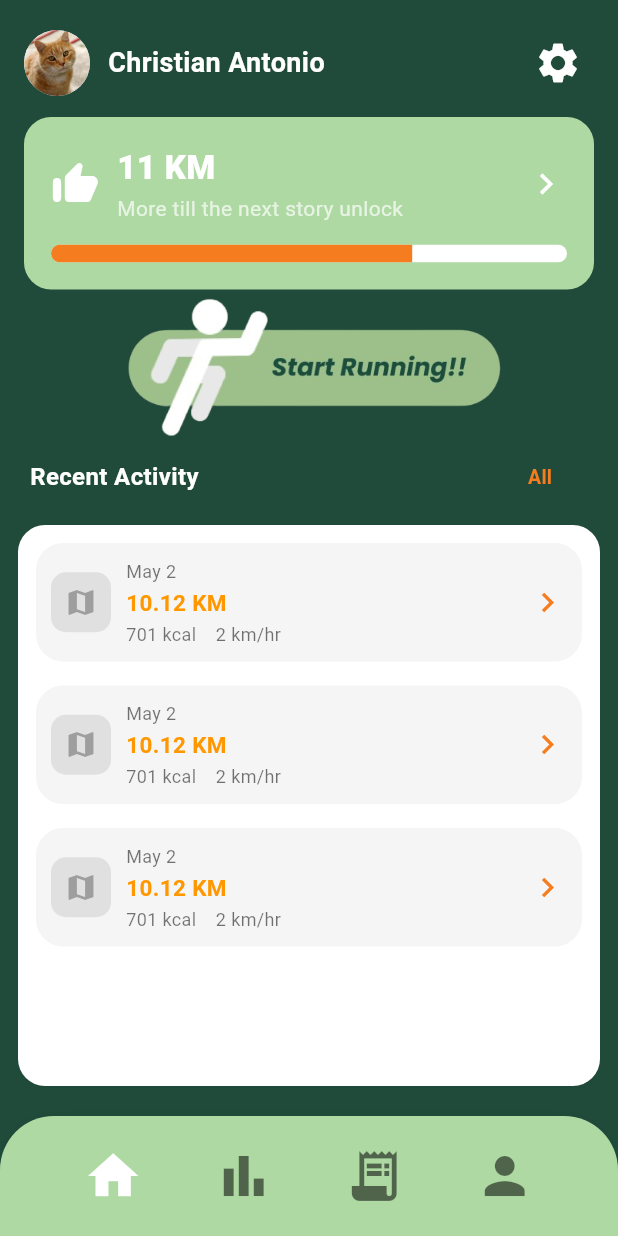
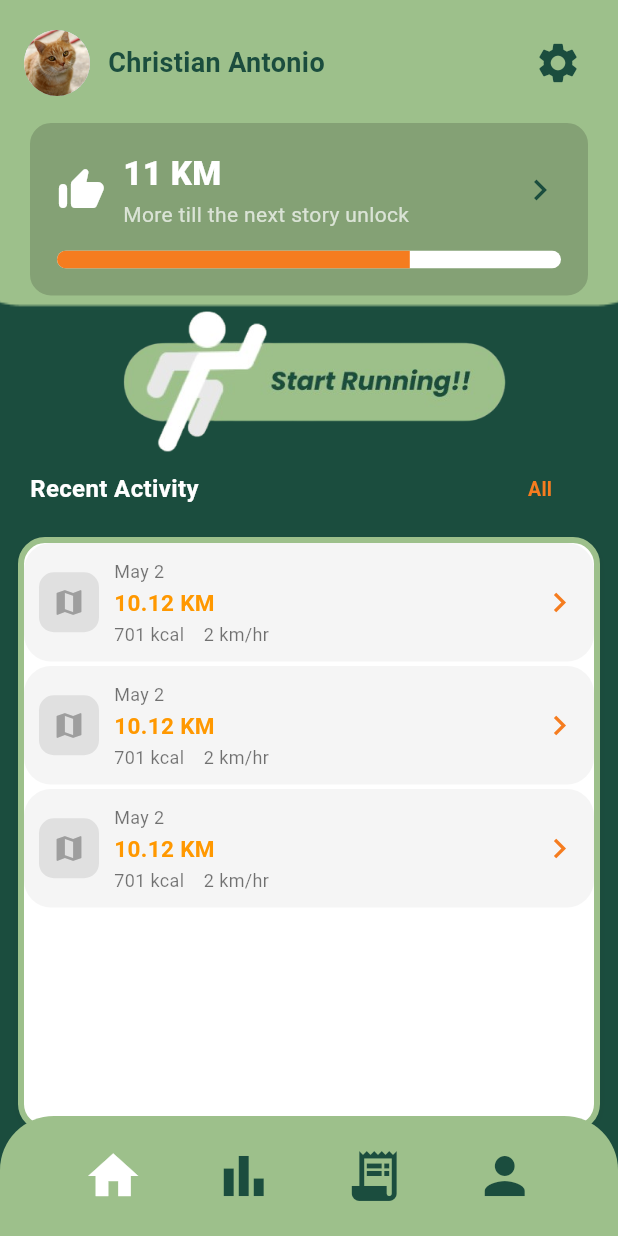
Before and after one commit to PBReantaso/Terrene_Final, a Flutter app: the DashboardScreen screen opened directly, on a phone screen of 412 x 824 dp. Run offline on Flutter 3.47's test engine with Material 3 defaults, Android fonts, the phone set to English and light mode, and no system bars; our stand-ins replace flutter_map, geolocator, latlong2.

Commit message:
Update storyscreens.dart: improved story card layout, unified bar sizes, color tweaks, and spacing adjustments

```diff
--- a/terrene_app/lib/dashboard.dart
+++ b/terrene_app/lib/dashboard.dart
@@ -1,12 +1,21 @@
 import 'package:flutter/material.dart';
 import 'running.dart';
 import 'profile.dart';
+import 'package:flutter/services.dart';
+import 'storyscreens.dart';
 
 class DashboardScreen extends StatelessWidget {
   const DashboardScreen({super.key});
 
   @override
   Widget build(BuildContext context) {
+    SystemChrome.setSystemUIOverlayStyle(SystemUiOverlayStyle(
+      statusBarColor: Colors.transparent,
+      systemNavigationBarColor: Colors.transparent,
+      statusBarIconBrightness: Brightness.light,
+      systemNavigationBarIconBrightness: Brightness.light,
+    ));
+
     final darkGreen = const Color(0xFF204B3A);
     final lightGreen = const Color(0xFFAED9A3);
     final orange = const Color(0xFFF57C1F);
@@ -14,11 +23,20 @@ class DashboardScreen extends StatelessWidget {
     final size = MediaQuery.of(context).size;
 
     return Scaffold(
-      backgroundColor: darkGreen,
-      body: SafeArea(
+      body: Stack(
+        children: [
+          Positioned.fill(
+            child: Image.asset(
+              'lib/assets/BG.png',
+              fit: BoxFit.cover,
+            ),
+          ),
+          SafeArea(
             child: SizedBox(
               height: size.height - MediaQuery.of(context).padding.top - MediaQuery.of(context).padding.bottom,
-          child: Column(
+              child: Stack(
+                children: [
+                  Column(
                     crossAxisAlignment: CrossAxisAlignment.stretch,
                     children: [
                       // Profile Row
@@ -38,14 +56,14 @@ class DashboardScreen extends StatelessWidget {
                               style: const TextStyle(
                                 fontSize: 18,
                                 fontWeight: FontWeight.w600,
-                        color: Color.fromARGB(255, 255, 255, 255),
+                                color: Color(0xFF1B4D3E),
                               ),
                               overflow: TextOverflow.ellipsis,
                             ),
                             const Spacer(),
                             // Settings icon
                             IconButton(
-                      icon: const Icon(Icons.settings, color: Color.fromARGB(255, 255, 255, 255), size: 32),
+                              icon: const Icon(Icons.settings, color: Color(0xFF1B4D3E), size: 32),
                               onPressed: () {}, // TODO: Add settings navigation
                             ),
                           ],
@@ -56,8 +74,9 @@ class DashboardScreen extends StatelessWidget {
                         padding: const EdgeInsets.fromLTRB(16, 12, 16, 1),
                         child: Container(
                           decoration: BoxDecoration(
-                    color: lightGreen,
+                            color: Color(0xFF84A175),
                             borderRadius: BorderRadius.circular(cardRadius),
+                            border: Border.all(color: Color(0xFF9DC08B), width: 4),
                           ),
                           padding: const EdgeInsets.all(18),
                           child: Column(
@@ -87,7 +106,7 @@ class DashboardScreen extends StatelessWidget {
                                     ],
                                   ),
                                   Spacer(),
-                          Icon(Icons.chevron_right, color: Colors.white, size: 28),
+                                  Icon(Icons.chevron_right, color: Color(0xFF1B4D3E), size: 28),
                                 ],
                               ),
                               const SizedBox(height: 14),
@@ -156,12 +175,13 @@ class DashboardScreen extends StatelessWidget {
                       // Recent Activity Card (fills available space)
                       Expanded(
                         child: Padding(
-                  padding: const EdgeInsets.fromLTRB(12, 8, 12, 20),
+                          padding: const EdgeInsets.fromLTRB(12, 8, 12, 70),
                           child: Container(
                             width: double.infinity,
                             decoration: BoxDecoration(
                               color: Colors.white,
                               borderRadius: BorderRadius.circular(cardRadius),
+                              border: Border.all(color: Color(0xFF9DC08B), width: 4),
                               boxShadow: [
                                 BoxShadow(
                                   color: Colors.black.withOpacity(0.03),
@@ -170,20 +190,33 @@ class DashboardScreen extends StatelessWidget {
                                 ),
                               ],
                             ),
-                    child: ListView.separated(
-                      padding: const EdgeInsets.all(12),
-                      itemCount: 3,
-                      separatorBuilder: (context, index) => const Divider(height: 16, color: Colors.transparent),
-                      itemBuilder: (context, index) => _ActivityCard(orange: orange, radius: cardRadius),
+                            child: Column(
+                              children: [
+                                _ActivityCard(orange: orange, radius: cardRadius),
+                                const SizedBox(height: 3),
+                                _ActivityCard(orange: orange, radius: cardRadius),
+                                const SizedBox(height: 3),
+                                _ActivityCard(orange: orange, radius: cardRadius),
+                              ],
                             ),
                           ),
                         ),
                       ),
                     ],
                   ),
+                ],
               ),
             ),
-      bottomNavigationBar: _DashboardNavBarBig(darkGreen: darkGreen, lightGreen: lightGreen),
+          ),
+          // Navigation bar outside SafeArea, so it can go under the home indicator
+          Positioned(
+            left: 0,
+            right: 0,
+            bottom: 0,
+            child: _DashboardNavBarBig(darkGreen: darkGreen, lightGreen: lightGreen),
+          ),
+        ],
+      ),
     );
   }
 }
@@ -244,34 +277,55 @@ class _DashboardNavBarBig extends StatelessWidget {
   Widget build(BuildContext context) {
     return Container(
       decoration: BoxDecoration(
-        color: lightGreen,
+        color: Color(0xFF9DC08B),
         borderRadius: const BorderRadius.only(
           topLeft: Radius.circular(36),
           topRight: Radius.circular(36),
         ),
-        boxShadow: [
-          BoxShadow(
-            color: Colors.black.withOpacity(0.04),
-            blurRadius: 10,
-            offset: const Offset(0, -2),
-          ),
-        ],
       ),
       padding: const EdgeInsets.symmetric(horizontal: 32, vertical: 20),
       child: Row(
         mainAxisAlignment: MainAxisAlignment.spaceAround,
         children: [
-          Icon(Icons.home, size: 40, color: Colors.white),
-          Icon(Icons.bar_chart, size: 40, color: Colors.black54),
-          Icon(Icons.receipt_long, size: 40, color: Colors.black54),
           GestureDetector(
             onTap: () {
-              Navigator.push(
+              Navigator.pushReplacement(
                 context,
-                MaterialPageRoute(builder: (context) => const ProfileScreen()),
+                PageRouteBuilder(
+                  pageBuilder: (context, animation1, animation2) => const DashboardScreen(),
+                  transitionDuration: Duration.zero,
+                  reverseTransitionDuration: Duration.zero,
+                ),
               );
             },
-            child: Icon(Icons.person, size: 40, color: Colors.black54),
+            child: Icon(Icons.home, size: 40, color: Colors.white),
+          ),
+          Icon(Icons.bar_chart, size: 40, color: Color(0xFF1B4D3E)),
+          GestureDetector(
+            onTap: () {
+              Navigator.pushReplacement(
+                context,
+                PageRouteBuilder(
+                  pageBuilder: (context, animation1, animation2) => const StoryScreens(),
+                  transitionDuration: Duration.zero,
+                  reverseTransitionDuration: Duration.zero,
+                ),
+              );
+            },
+            child: Icon(Icons.receipt_long, size: 40, color: Color(0xFF1B4D3E)),
+          ),
+          GestureDetector(
+            onTap: () {
+              Navigator.pushReplacement(
+                context,
+                PageRouteBuilder(
+                  pageBuilder: (context, animation1, animation2) => const ProfileScreen(),
+                  transitionDuration: Duration.zero,
+                  reverseTransitionDuration: Duration.zero,
+                ),
+              );
+            },
+            child: Icon(Icons.person, size: 40, color: Color(0xFF1B4D3E)),
           ),
         ],
       ),
--- a/terrene_app/pubspec.yaml
+++ b/terrene_app/pubspec.yaml
@@ -65,6 +65,10 @@ flutter:
     - lib/assets/Orange -Terrene logo 4.png
     - lib/assets/Start.png
     - lib/assets/profile.jpg
+    - lib/assets/BG.png
+    - lib/assets/world1.jpg
+    - lib/assets/world2.jpg
+    - lib/assets/world3.jpg
 
   # An image asset can refer to one or more resolution-specific "variants", see
   # https://flutter.dev/to/resolution-aware-images
```
Also changed, not shown: terrene_app/lib/profile.dart (+60 -13 lines), terrene_app/lib/storyscreens.dart (added, +335 -0 lines), terrene_app/lib/assets/BG.png (added), terrene_app/lib/assets/Start.png, terrene_app/lib/assets/world1.jpg (added), terrene_app/lib/assets/world2.jpg (added), terrene_app/lib/assets/world3.jpg (added). Lines whose indentation alone changed are shown as unchanged.
